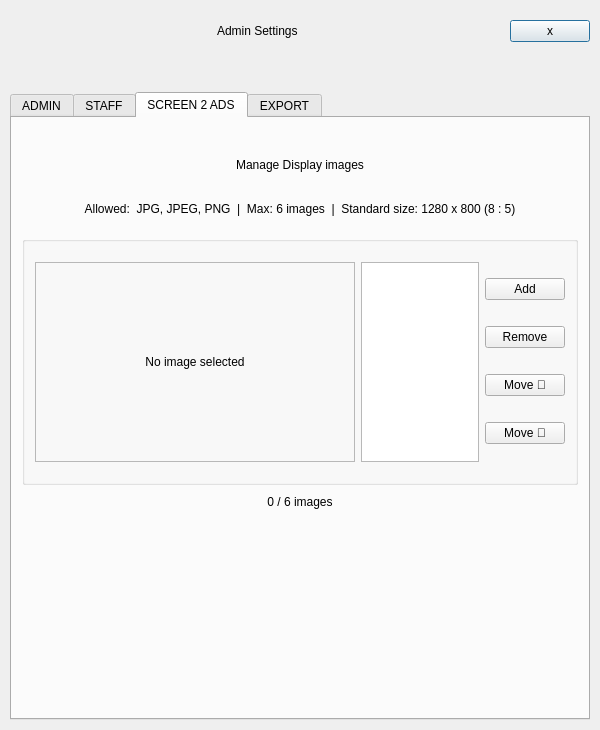
The window that Project/ui/admin_menu.ui (Selvam-T/POS) describes before a commit, drawn with Qt 5.
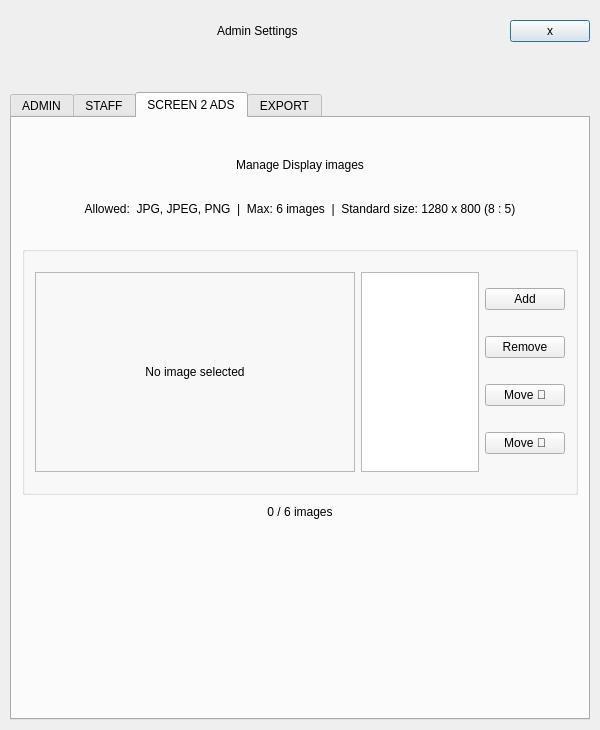
The same window after the commit.

Diff of the .ui file:
```diff
--- a/Project/ui/admin_menu.ui
+++ b/Project/ui/admin_menu.ui
@@ -745,7 +745,7 @@
          <property name="sizeHint" stdset="0">
           <size>
            <width>20</width>
-           <height>10</height>
+           <height>20</height>
           </size>
          </property>
         </spacer>
```
